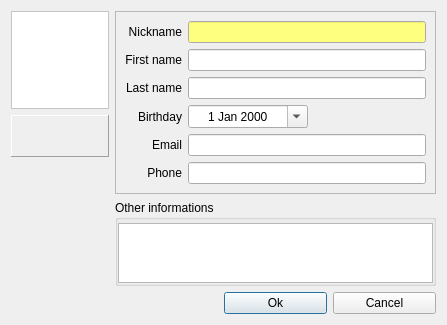
This is src/desktop/GuiEditVCard.ui in hwgao/beebeep as Qt 5 draws it before an edit. The edited form follows.
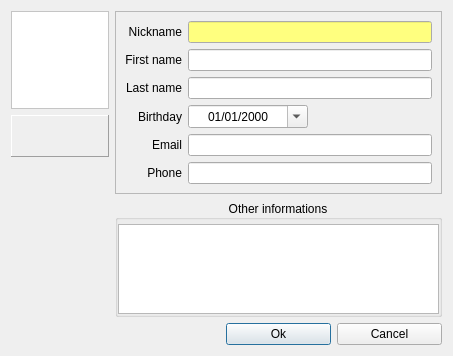
This is the edited form. Icons and pictures are not drawn.

Diff of the .ui file:
```diff
--- a/src/desktop/GuiEditVCard.ui
+++ b/src/desktop/GuiEditVCard.ui
@@ -6,8 +6,8 @@
    <rect>
     <x>0</x>
     <y>0</y>
-    <width>447</width>
-    <height>317</height>
+    <width>453</width>
+    <height>356</height>
    </rect>
   </property>
   <property name="windowTitle">
@@ -144,6 +144,9 @@
         <property name="showGroupSeparator" stdset="0">
          <bool>false</bool>
         </property>
+        <property name="displayFormat">
+         <string>dd/MM/yyyy</string>
+        </property>
         <property name="calendarPopup">
          <bool>true</bool>
         </property>
@@ -336,6 +339,9 @@
      <property name="title">
       <string>Other informations</string>
      </property>
+     <property name="alignment">
+      <set>Qt::AlignCenter</set>
+     </property>
      <property name="flat">
       <bool>true</bool>
      </property>
@@ -344,7 +350,7 @@
        <number>0</number>
       </property>
       <property name="topMargin">
-       <number>3</number>
+       <number>4</number>
       </property>
       <property name="rightMargin">
        <number>0</number>
@@ -352,9 +358,6 @@
       <property name="bottomMargin">
        <number>0</number>
       </property>
-      <property name="spacing">
-       <number>0</number>
-      </property>
       <item row="0" column="0">
        <widget class="QPlainTextEdit" name="mp_teInfo">
         <property name="sizePolicy">
```
